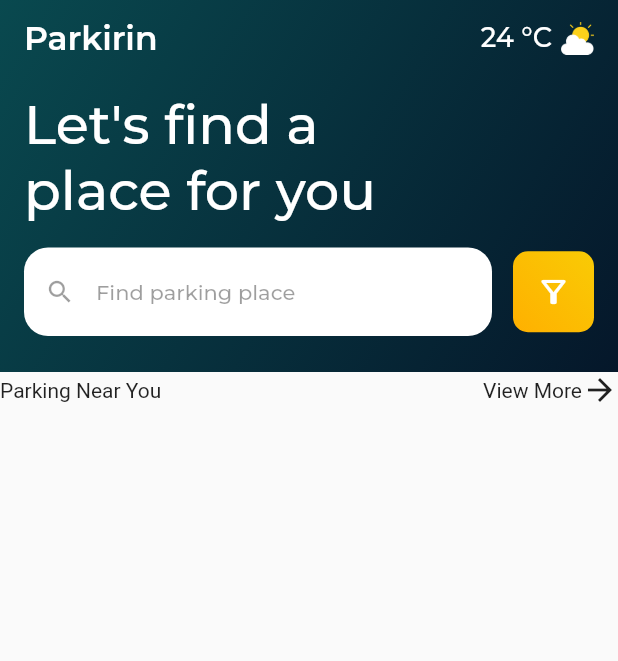
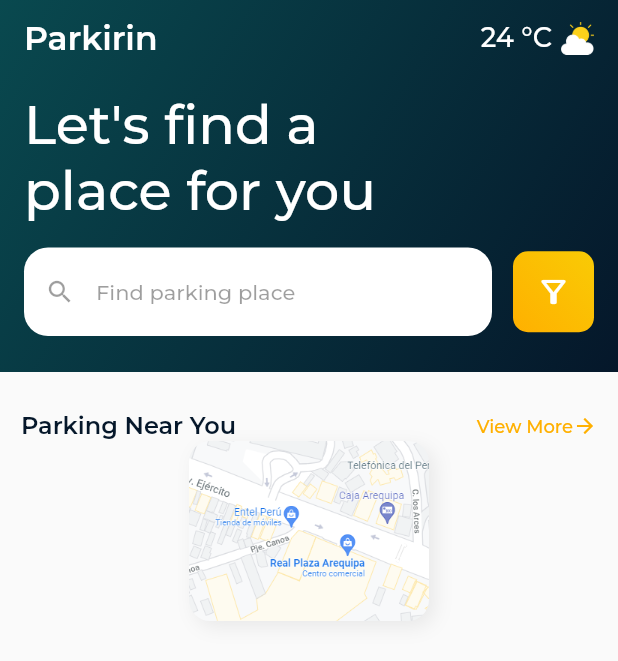
Before and after one commit to cparragatorres/flutter_codigo5_ui, a Flutter app: the screen it shows after launch, on a phone screen of 412 x 824 dp. Shown: the top 661 px of the screen. Run offline on Flutter 3.47's test engine with Material 2 defaults, Android fonts, the phone set to English and light mode, and no system bars; our stand-ins replace flutter_svg, google_fonts.

Commit message:
Parking 6

```diff
--- a/lib/constants.dart
+++ b/lib/constants.dart
@@ -7,3 +7,8 @@ const kColorTertiaryLogin = Color(0xff25283A);
 
 
 const kColorPrimaryLogin2 = Color(0xff362274);
+
+
+const kColorPrimaryParking = Color(0xff05172A);
+const kColorSecondaryParking = Color(0xffFFB000);
+const kColorTertiaryParking = Color(0xff4cceaa);
--- a/lib/pages/parking_page.dart
+++ b/lib/pages/parking_page.dart
@@ -1,4 +1,5 @@
 import 'package:flutter/material.dart';
+import 'package:flutter_codigo5_ui/constants.dart';
 import 'package:google_fonts/google_fonts.dart';
 
 class ParkingPage extends StatelessWidget {
@@ -22,7 +23,7 @@ class ParkingPage extends StatelessWidget {
                   begin: Alignment.bottomRight,
                   end: Alignment.topLeft,
                   colors: [
-                    Color(0xff05172A),
+                    kColorPrimaryParking,
                     Color(0xff09494F),
                   ],
                 ),
@@ -116,7 +117,7 @@ class ParkingPage extends StatelessWidget {
                               begin: Alignment.bottomLeft,
                               end: Alignment.topRight,
                               colors: [
-                                Color(0xffFFB000),
+                                kColorSecondaryParking,
                                 Color(0xffF9CB05),
                               ],
                             ),
@@ -135,19 +136,75 @@ class ParkingPage extends StatelessWidget {
                 ),
               ),
             ),
+            Padding(
+              padding:
+                  const EdgeInsets.symmetric(horizontal: 14.0, vertical: 26.0),
+              child: Column(
+                children: [
                   Row(
                     mainAxisAlignment: MainAxisAlignment.spaceBetween,
                     children: [
                       Text(
                         "Parking Near You",
+                        style: GoogleFonts.montserrat(
+                          color: kColorPrimaryParking,
+                          fontSize: 16.0,
+                          fontWeight: FontWeight.w600,
+                        ),
                       ),
                       Row(
                         children: [
-                    Text("View More",),
-                    Icon(Icons.arrow_forward,),
+                          Text(
+                            "View More",
+                            style: GoogleFonts.montserrat(
+                                color: kColorSecondaryParking,
+                                fontSize: 12.0,
+                                fontWeight: FontWeight.w500),
+                          ),
+                          const Icon(
+                            Icons.arrow_forward,
+                            color: kColorSecondaryParking,
+                            size: 16.0,
+                          ),
                         ],
                       ),
                     ],
+                  ),
+                  Container(
+                    child: Column(
+                      children: [
+                        // ClipRRect(
+                        //   borderRadius: BorderRadius.circular(14.0),
+                        //   child: Image.asset(
+                        //     'assets/images/maps.png',
+                        //     width: 160.0,
+                        //     height: 120.0,
+                        //     fit: BoxFit.cover,
+                        //   ),
+                        // ),
+                        Container(
+                          width: 160.0,
+                          height: 120.0,
+                          decoration: BoxDecoration(
+                            borderRadius: BorderRadius.circular(14.0),
+                            image: DecorationImage(
+                              fit: BoxFit.cover,
+                              image: AssetImage('assets/images/maps.png'),
+                            ),
+                            boxShadow: [
+                              BoxShadow(
+                                color: Colors.black.withOpacity(0.07),
+                                blurRadius: 10,
+                                offset: const Offset(4, 4),
+                              ),
+                            ],
+                          ),
+                        ),
+                      ],
+                    ),
+                  ),
+                ],
+              ),
             ),
           ],
         ),
```
Also changed, not shown: assets/images/maps.png (added). Lines whose indentation alone changed are shown as unchanged.
